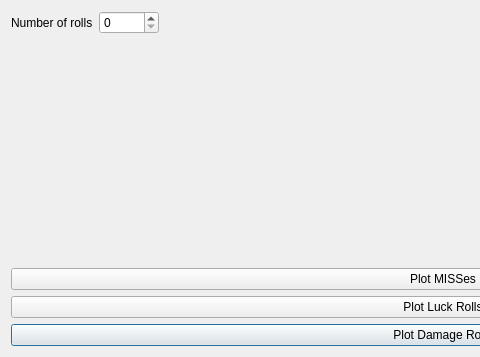
First picture: the form in GMH_TestGraphs.ui, repository ShadeAnimator/GMHelper, before the edit; both pictures show x 0 to 480 and y 0 to 357 of the 886 by 357 pixel window.
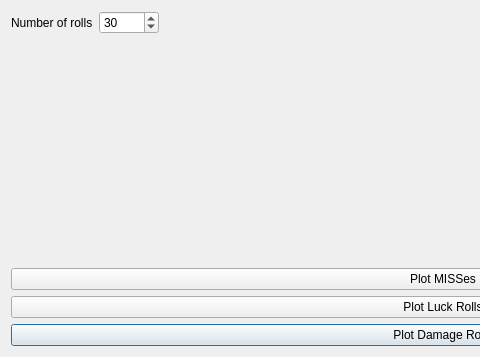
Second picture: the form after the edit.

Patch:
```diff
--- a/GMH_TestGraphs.ui
+++ b/GMH_TestGraphs.ui
@@ -68,6 +68,12 @@
              <height>16777215</height>
             </size>
            </property>
+           <property name="maximum">
+            <number>9999</number>
+           </property>
+           <property name="value">
+            <number>30</number>
+           </property>
           </widget>
          </item>
         </layout>
```
